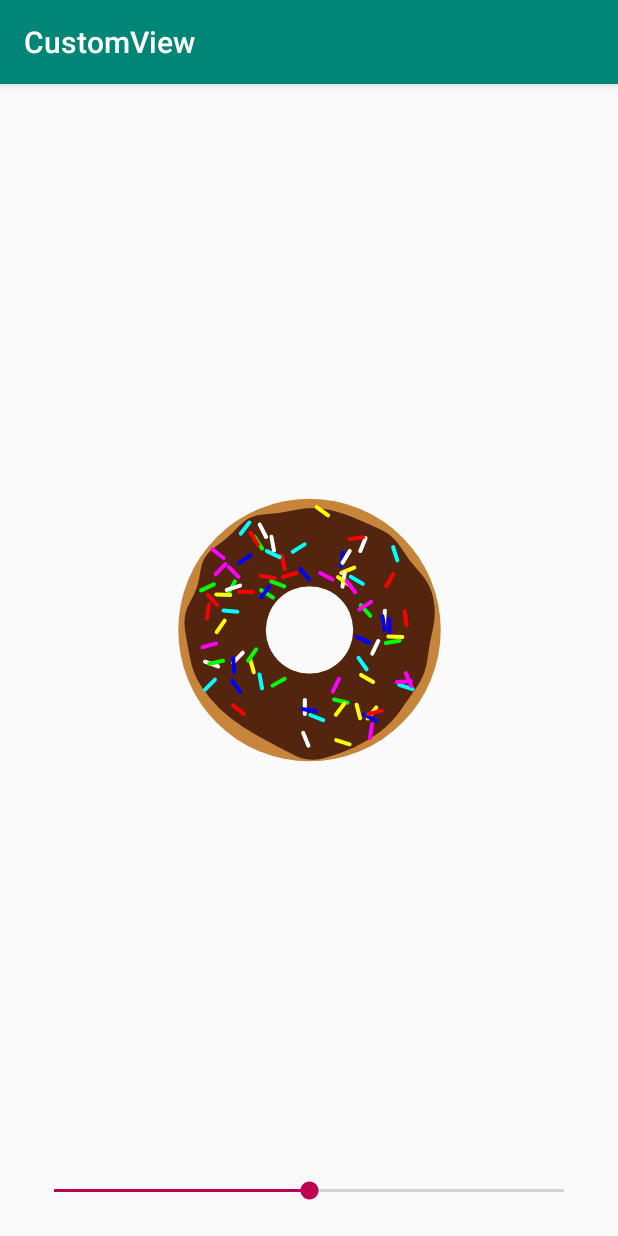
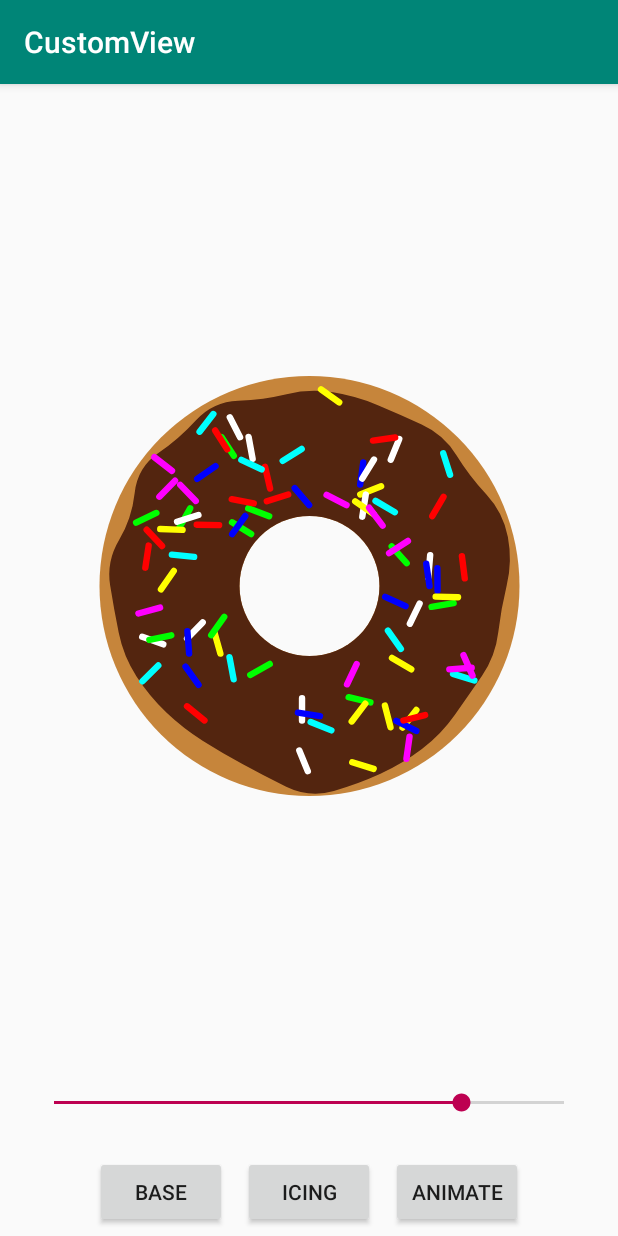
Before and after one commit to DinosauRuss/Sample_Android_projects, an Android app: the screen it shows after launch (MainActivity), after a tap on "DONUT", on a phone screen of 412 x 824 dp. Run offline under Robolectric (Android 15) with nearby library versions, the phone set to English and light mode, and no system bars.

Commit message:
Add buttons to dynamically change donut colors

```diff
--- a/CustomView/app/src/main/java/com/example/rek/customview/custom_views/MyDonutDrawable.java
+++ b/CustomView/app/src/main/java/com/example/rek/customview/custom_views/MyDonutDrawable.java
@@ -27,40 +27,55 @@ import java.util.Random;
 public class MyDonutDrawable extends Drawable {
 
     private Paint basePaint;
+    private int currentBaseColor;
     private Paint icingPaint;
+    private int currentIcingColor;
     private Paint sprinklePaint;
     private Path holePath;
     private float scale;
     private List<Sprinkle> sprinkles;
     private float sprinkleRotation;
 
+    private static int[] baseColors = new int[] {
+            0xFFc6853b,     // Beige
+            0xFF994c1a,     // Brown
+            0xFFf4e77f      // Yellow
+    };
+
+    private static int[] icingColors = new int[] {
+            0xFF53250F,     // Dark Brown
+            0xFFfcaeae,     // Pink
+            0xFFf2b3e8      // Purple
+    };
+
+
     private static int[] sprinkleColors = new int[] {
-                0xFFFF0000,   // Red
-                0xFFFFFFFF,   // White
-                0xFFFFFF00,   // Yellow
-                0xFF0000FF,   // Blue
-                0xFF00FFFF,   // Cyan
-                0xFF00FF00,   // Green
-                0xFFFF00FF,   // Magenta
-                };
+            0xFFFF0000,     // Red
+            0xFFFFFFFF,     // White
+            0xFFFFFF00,     // Yellow
+            0xFF0000FF,     // Blue
+            0xFF00FFFF,     // Cyan
+            0xFF00FF00,     // Green
+            0xFFFF00FF,     // Magenta
+            };
 
 
     public MyDonutDrawable(int numOfSprinkles) {
 
         basePaint = new Paint();
-        basePaint.setColor(0xFFc6853b);
+        currentBaseColor = 0;
+        basePaint.setColor(baseColors[currentBaseColor]);
         basePaint.setStyle(Paint.Style.FILL);
         icingPaint = new Paint(Paint.ANTI_ALIAS_FLAG);
-        icingPaint.setColor(0xFF53250F);
+        currentIcingColor = 0;
+        icingPaint.setColor(icingColors[currentIcingColor]);
         icingPaint.setStyle(Paint.Style.FILL);
         icingPaint.setPathEffect(
                 new ComposePathEffect(
                     new CornerPathEffect(40f),
                     new DiscretePathEffect(60f, 15f) ) );
         sprinklePaint = new Paint(Paint.ANTI_ALIAS_FLAG);
-        sprinkleRotation = 0f;
         sprinkles = generateSprinkles(numOfSprinkles);
-        scale = 0.5f;
         holePath = new Path();
     }
 
@@ -78,28 +93,29 @@ public class MyDonutDrawable extends Drawable {
             );
         }
         return listo;
-
     }
 
-//    public void setBasePaintColor(int color) {
-//        basePaint.setColor(color);
-//        invalidateSelf();
-//    }
-//
-//    public void setIcingPaintColor(int color) {
-//        icingPaint.setColor(color);
-//        invalidateSelf();
-//    }
+    public void toggleBasePaintColor() {
+        currentBaseColor = (++currentBaseColor % baseColors.length);
+        basePaint.setColor(baseColors[currentBaseColor]);
+        invalidateSelf();
+    }
+
+    public void toggleIcingPaintColor() {
+        currentIcingColor = (++currentIcingColor % icingColors.length);
+        icingPaint.setColor(icingColors[currentIcingColor]);
+        invalidateSelf();
+    }
 
     public void setScale(float value) {
         scale = value;
         invalidateSelf();
     }
 
-//    public void setSprinkleRotation(float value) {
-//        sprinkleRotation = value;
-//        invalidateSelf();
-//    }
+    public void setSprinkleRotation(float value) {
+        sprinkleRotation = value;
+        invalidateSelf();
+    }
 
     @Override
     protected void onBoundsChange(Rect bounds) {
@@ -150,13 +166,13 @@ public class MyDonutDrawable extends Drawable {
             final float ringRadius = getBounds().width() / 3f;
             final float padding = 20f;
 
-            float modDistance = holeRadius + padding + (ringRadius - padding * 2) * sprinky.distance;
+            float modDistance = holeRadius + padding + ((ringRadius-(padding*2)) * sprinky.distance);
 
             canvas.save();
             canvas.rotate(sprinky.angle, centerX, centerY); // Rotate entire canvas around center
             canvas.translate(0f, modDistance);  // Translate canvas to sprinkle's position
             canvas.rotate(                          // Rotate canvas around sprinkle's location
-                    sprinky.rotation + 360f * sprinkleRotation,
+                    sprinky.rotation + (360f * sprinkleRotation),
                     centerX,
                     centerY);
 
@@ -199,7 +215,7 @@ public class MyDonutDrawable extends Drawable {
         private float distance;
         private float rotation;
 
-        public Sprinkle(int color, float angle, float distance, float rotation) {
+        private Sprinkle(int color, float angle, float distance, float rotation) {
             this.color = color;
             this.angle = angle;
             this.distance = distance;
--- a/CustomView/app/src/main/java/com/example/rek/customview/fragments/DonutFragment.java
+++ b/CustomView/app/src/main/java/com/example/rek/customview/fragments/DonutFragment.java
@@ -1,12 +1,14 @@
 package com.example.rek.customview.fragments;
 
-import android.content.Context;
+import android.animation.Animator;
+import android.animation.ObjectAnimator;
+import android.animation.ValueAnimator;
 import android.os.Bundle;
 import android.support.v4.app.Fragment;
-import android.util.Log;
 import android.view.LayoutInflater;
 import android.view.View;
 import android.view.ViewGroup;
+import android.view.animation.LinearInterpolator;
 import android.widget.Button;
 import android.widget.ImageView;
 import android.widget.SeekBar;
@@ -14,14 +16,15 @@ import android.widget.SeekBar;
 import com.example.rek.customview.R;
 import com.example.rek.customview.custom_views.MyDonutDrawable;
 
-public class DonutFragment extends Fragment {
+public class DonutFragment extends Fragment implements View.OnClickListener{
 
-    private OnFragmentInteractionListener mListener;
+    private MyDonutDrawable donut;
+    private ObjectAnimator animato;
+    private boolean currentlyAnimatingFlag = false;
 
     public DonutFragment() {
         // Required empty public constructor
     }
-
 
     @Override
     public View onCreateView(LayoutInflater inflater, ViewGroup container,
@@ -29,12 +32,13 @@ public class DonutFragment extends Fragment {
         // Inflate the layout for this fragment
         View v =  inflater.inflate(R.layout.fragment_donut, container, false);
 
-        final MyDonutDrawable donut = new MyDonutDrawable(80);
+        donut = new MyDonutDrawable(80);
 
-        ImageView donutPlate = v.findViewById(R.id.platter);
-        donutPlate.setImageDrawable(donut);
+        ImageView donutView = v.findViewById(R.id.donutView);
+        donutView.setImageDrawable(donut);
 
         SeekBar seekBar = v.findViewById(R.id.seekBar);
+        donut.setScale((float) seekBar.getProgress() / seekBar.getMax());
         seekBar.setOnSeekBarChangeListener(new SeekBar.OnSeekBarChangeListener() {
             @Override
             public void onProgressChanged(SeekBar seekBar, int progress, boolean fromUser) {
@@ -52,30 +56,47 @@ public class DonutFragment extends Fragment {
             }
         });
 
+        Button btnBaseColor = v.findViewById(R.id.btnBaseColor);
+        btnBaseColor.setOnClickListener(this);
+        Button btnIcingColor = v.findViewById(R.id.btnIcingColor);
+        btnIcingColor.setOnClickListener(this);
+        Button btnAnimate = v.findViewById(R.id.btnAnimate);
+        btnAnimate.setOnClickListener(this);
+
         return v;
     }
 
-    public void onButtonPressed(Button b) {
-        if (mListener != null) {
-            mListener.onFragmentInteraction(b);
+    @Override
+    public void onClick(View v) {
+        switch (v.getId()) {
+            case R.id.btnBaseColor:
+                donut.toggleBasePaintColor();
+                break;
+            case R.id.btnIcingColor:
+                donut.toggleIcingPaintColor();
+                break;
+            case R.id.btnAnimate:
+                if (currentlyAnimatingFlag) {
+                    animato.cancel();
+                    animato = null;
+                    currentlyAnimatingFlag = false;
+                } else {
+                    animato = ObjectAnimator.ofFloat(
+                            donut,
+                            "sprinkleRotation",
+                            0f,
+                            1f);
+                    animato.setRepeatMode(ValueAnimator.RESTART);
+                    animato.setRepeatCount(ValueAnimator.INFINITE);
+                    animato.setInterpolator(new LinearInterpolator());
+                    animato.setDuration(3000);
+                    animato.start();
+                    currentlyAnimatingFlag = true;
+                }
+                break;
+            default:
+                break;
         }
     }
 
-    @Override
-    public void onAttach(Context context) {
-        super.onAttach(context);
-        if (context instanceof OnFragmentInteractionListener) {
-            mListener = (OnFragmentInteractionListener) context;
-        } else {
-            throw new RuntimeException(context.toString()
-                    + " must implement OnFragmentInteractionListener");
-        }
-    }
-
-    @Override
-    public void onDetach() {
-        super.onDetach();
-        mListener = null;
-    }
-
 }
--- a/CustomView/app/src/main/res/layout/fragment_donut.xml
+++ b/CustomView/app/src/main/res/layout/fragment_donut.xml
@@ -11,7 +11,7 @@
         android:layout_width="350dp"
         android:layout_height="0dp"
         android:layout_marginTop="16dp"
-        android:id="@+id/platter"
+        android:id="@+id/donutView"
         android:layout_marginEnd="16dp"
         android:scaleType="centerInside"
         android:layout_marginStart="16dp"
@@ -28,11 +28,49 @@
         android:id="@+id/seekBar"
         app:layout_constraintStart_toStartOf="parent"
         app:layout_constraintEnd_toEndOf="parent"
-        app:layout_constraintBottom_toBottomOf="parent"
+        app:layout_constraintBottom_toTopOf="@id/buttonBar"
         android:layout_marginStart="20dp"
         android:layout_marginEnd="20dp"
         android:layout_marginTop="16dp"
         android:layout_marginBottom="16dp"
-        android:progress="50"/>
+        android:progress="80"/>
+
+    <LinearLayout
+        android:layout_width="wrap_content"
+        android:layout_height="wrap_content"
+        android:id="@+id/buttonBar"
+        app:layout_constraintBottom_toBottomOf="parent"
+        app:layout_constraintStart_toStartOf="parent"
+        app:layout_constraintEnd_toEndOf="parent"
+        android:orientation="horizontal">
+
+        <Button
+            android:layout_width="0dp"
+            android:layout_height="wrap_content"
+            android:id="@+id/btnBaseColor"
+            android:text="@string/base"
+            android:layout_margin="5dp"
+            android:layout_weight="1"
+            tools:ignore="ButtonStyle" />
+
+        <Button
+            android:layout_width="0dp"
+            android:layout_height="wrap_content"
+            android:id="@+id/btnIcingColor"
+            android:text="@string/icing"
+            android:layout_margin="5dp"
+            android:layout_weight="1"
+            tools:ignore="ButtonStyle" />
+
+        <Button
+            android:layout_width="0dp"
+            android:layout_height="wrap_content"
+            android:id="@+id/btnAnimate"
+            android:text="@string/animate"
+            android:layout_margin="5dp"
+            android:layout_weight="1"
+            tools:ignore="ButtonStyle" />
+
+    </LinearLayout>
 
 </android.support.constraint.ConstraintLayout>
--- a/CustomView/app/src/main/res/values/strings.xml
+++ b/CustomView/app/src/main/res/values/strings.xml
@@ -5,4 +5,7 @@
     <string name="hello_blank_fragment">Hello blank fragment</string>
     <string name="counter">Counter</string>
     <string name="donut">Donut</string>
+    <string name="base">Base</string>
+    <string name="icing">Icing</string>
+    <string name="animate">Animate</string>
 </resources>
```
